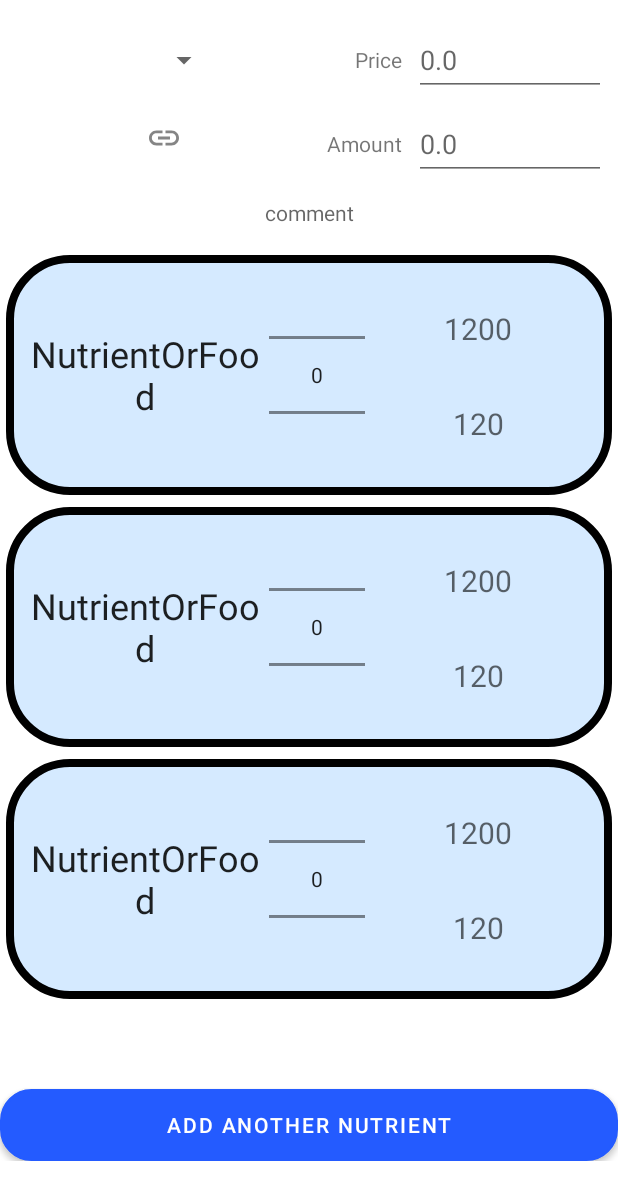
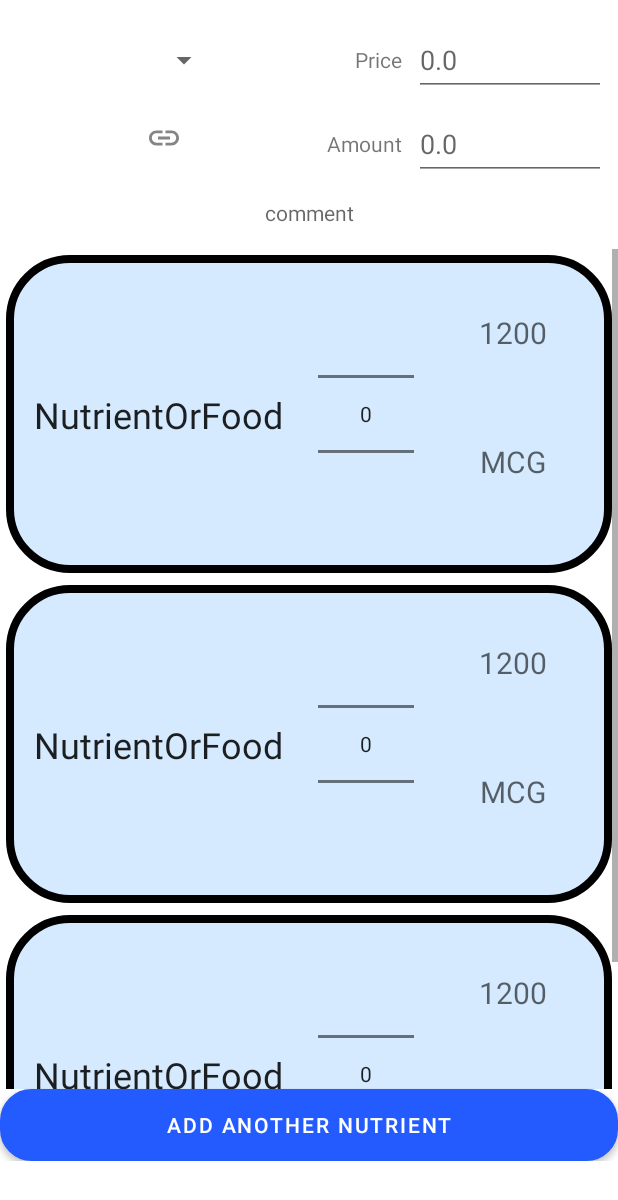
Before and after one commit to p4ulor/NutritionTrackerApp, an Android app: the layout fragment_edible_facts.xml on its own in the app's theme, with its tools: preview values and no code run, on a phone screen of 412 x 824 dp. Shown: the top 1200 px of the screen. Run offline under Robolectric (Android 15) with nearby library versions, the phone set to English and light mode, and no system bars.

```diff
--- a/NutritionTracker/app/src/main/java/paulor/nutritiontrackerkotlin/MainActivity.kt
+++ b/NutritionTracker/app/src/main/java/paulor/nutritiontrackerkotlin/MainActivity.kt
@@ -42,7 +42,7 @@ class MainActivity : AppCompatActivity() {
 
         val appBarConfiguration = AppBarConfiguration(
             setOf(
-                R.id.homeScreem, R.id.food_and_meals, R.id.tracklist
+                R.id.home_screem, R.id.food_and_meals, R.id.tracklist
             )
         )
         setupActionBarWithNavController(navController, appBarConfiguration)
--- a/NutritionTracker/app/src/main/java/paulor/nutritiontrackerkotlin/fragments/FoodsAndMealsFragment.kt
+++ b/NutritionTracker/app/src/main/java/paulor/nutritiontrackerkotlin/fragments/FoodsAndMealsFragment.kt
@@ -54,7 +54,7 @@ class FoodsAndMealsFragment : Fragment(), OnItemClickListener {
     override fun onItemPressed(food: Food, option: Int) {
         val bundle = Bundle()
         bundle.putString("food", mapper.toJson(food))
-        findNavController().navigate(R.id.action_food_and_meals_to_nutrition_facts, bundle)
+        findNavController().navigate(R.id.action_food_and_meals_to_edible_facts, bundle)
         navOptions {
             anim {
                 enter = android.R.animator.fade_in
--- a/NutritionTracker/app/src/main/java/paulor/nutritiontrackerkotlin/fragments/TrackListFragment.kt
+++ b/NutritionTracker/app/src/main/java/paulor/nutritiontrackerkotlin/fragments/TrackListFragment.kt
@@ -24,9 +24,6 @@ class TrackListFragment : Fragment() {
         layout = FragmentTracklistBinding.inflate(inflater, container, false)
         val root: View = layout.root
 
-        layout.addNewEdibleButton.setOnClickListener {
-
-        }
 
         return root
     }
--- a/NutritionTracker/app/src/main/java/paulor/nutritiontrackerkotlin/model/Compound.kt
+++ b/NutritionTracker/app/src/main/java/paulor/nutritiontrackerkotlin/model/Compound.kt
@@ -56,7 +56,7 @@ enum class Compound(val fullName: String, val group: Group, var dailyValue: Floa
     O6("Omega 6", Group.F, 420f, EdibleUnit.MG); //linoleic acid
 
     companion object {
-        val ammountOfCompounds = values().size
+        val size = values().size
         fun getCompound(string: String) : Compound? {
             values().forEach {
                 if(it.name==string) return it
--- a/NutritionTracker/app/src/main/res/layout/fragment_edible_facts.xml
+++ b/NutritionTracker/app/src/main/res/layout/fragment_edible_facts.xml
@@ -18,17 +18,6 @@
         app:layout_constraintStart_toStartOf="parent"
         app:layout_constraintTop_toBottomOf="@+id/commentText"
         tools:listitem="@layout/nutrient_tuple" />
-
-    <Button
-        android:id="@+id/addNutrientButton"
-        android:layout_width="match_parent"
-        android:layout_height="wrap_content"
-        android:background="@drawable/button_style"
-        android:text="Add another nutrient"
-        android:textColor="#FFFFFF"
-        app:layout_constraintBottom_toBottomOf="parent"
-        app:layout_constraintEnd_toEndOf="parent"
-        app:layout_constraintStart_toStartOf="parent" />
 
     <EditText
         android:id="@+id/amountNumber"
@@ -114,4 +103,16 @@
         app:layout_constraintStart_toStartOf="parent"
         app:layout_constraintTop_toBottomOf="@+id/unitSpinner" />
 
+    <Button
+        android:id="@+id/addNutrientButton"
+        android:layout_width="match_parent"
+        android:layout_height="wrap_content"
+        android:background="@drawable/button_style"
+        android:text="Add another nutrient"
+        android:textColor="#FFFFFF"
+        android:visibility="visible"
+        app:layout_constraintBottom_toBottomOf="parent"
+        app:layout_constraintEnd_toEndOf="parent"
+        app:layout_constraintStart_toStartOf="parent" />
+
 </androidx.constraintlayout.widget.ConstraintLayout>
--- a/NutritionTracker/app/src/main/res/layout/fragment_foods_and_meals.xml
+++ b/NutritionTracker/app/src/main/res/layout/fragment_foods_and_meals.xml
@@ -13,7 +13,6 @@
         android:layout_width="0dp"
         android:layout_height="0dp"
         android:scrollbars="vertical"
-        android:visibility="visible"
         app:layout_constraintBottom_toTopOf="@+id/addNewEdibleButton"
         app:layout_constraintEnd_toEndOf="parent"
         app:layout_constraintStart_toStartOf="parent"
--- a/NutritionTracker/app/src/main/res/layout/nutrient_tuple.xml
+++ b/NutritionTracker/app/src/main/res/layout/nutrient_tuple.xml
@@ -1,59 +1,68 @@
 <?xml version="1.0" encoding="utf-8"?>
-<LinearLayout xmlns:android="http://schemas.android.com/apk/res/android"
+<androidx.constraintlayout.widget.ConstraintLayout xmlns:android="http://schemas.android.com/apk/res/android"
     xmlns:app="http://schemas.android.com/apk/res-auto"
     xmlns:tools="http://schemas.android.com/tools"
     android:id="@+id/historyTupleView"
     android:layout_width="match_parent"
     android:layout_height="wrap_content"
     android:layout_margin="4dp"
-    android:orientation="horizontal"
+
+    android:background="@drawable/nutrient_tuple_style"
     android:paddingHorizontal="16dp"
-    android:paddingVertical="16dp"
-    android:background="@drawable/nutrient_tuple_style">
+    android:paddingVertical="16dp">
 
 
     <TextView
         android:id="@+id/name"
-        android:layout_width="159dp"
-        android:layout_height="match_parent"
+        android:layout_width="0dp"
+        android:layout_height="wrap_content"
+        android:layout_marginEnd="16dp"
         android:gravity="center"
         android:paddingEnd="5dp"
         android:textAppearance="@style/TextAppearance.AppCompat.Large"
         android:textSize="24sp"
+        app:layout_constraintBottom_toBottomOf="parent"
+        app:layout_constraintEnd_toStartOf="@+id/grams"
+        app:layout_constraintStart_toStartOf="parent"
+        app:layout_constraintTop_toTopOf="parent"
         tools:text="NutrientOrFood" />
 
     <NumberPicker
         android:id="@+id/grams"
-        android:layout_width="wrap_content"
-        android:layout_height="128dp"
-        android:scrollbarSize="1dp" />
-
-    <LinearLayout
-        android:layout_width="151dp"
-        android:layout_height="127dp"
-        android:layout_gravity="right"
-        android:orientation="vertical">
+        android:layout_width="0dp"
+        android:layout_height="wrap_content"
+        android:layout_marginEnd="16dp"
+        android:scrollbarSize="1dp"
+        app:layout_constraintBottom_toBottomOf="parent"
+        app:layout_constraintEnd_toStartOf="@+id/dailyValue"
+        app:layout_constraintTop_toTopOf="parent" />
 
     <TextView
         android:id="@+id/dailyValue"
-            android:layout_width="match_parent"
-            android:layout_height="66dp"
+        android:layout_width="0dp"
+        android:layout_height="55dp"
+        android:layout_marginTop="8dp"
         android:gravity="center"
         android:textAlignment="gravity"
         android:textAppearance="@style/TextAppearance.AppCompat.Medium"
         android:textSize="20sp"
+        app:layout_constraintEnd_toEndOf="parent"
+        app:layout_constraintStart_toStartOf="@+id/unit"
+        app:layout_constraintTop_toTopOf="parent"
         tools:text="1200" />
 
     <TextView
         android:id="@+id/unit"
-            android:layout_width="match_parent"
-            android:layout_height="match_parent"
+        android:layout_width="100dp"
+        android:layout_height="wrap_content"
         android:gravity="center"
         android:textAlignment="center"
         android:textAppearance="@style/TextAppearance.AppCompat.Medium"
         android:textSize="20sp"
-            tools:text="120" />
-    </LinearLayout>
+        app:layout_constraintBottom_toBottomOf="parent"
+        app:layout_constraintEnd_toEndOf="parent"
+        app:layout_constraintTop_toBottomOf="@+id/dailyValue"
+        tools:text="MCG" />
 
 
-</LinearLayout>
+</androidx.constraintlayout.widget.ConstraintLayout>
--- a/NutritionTracker/app/src/main/res/menu/bottom_nav_menu.xml
+++ b/NutritionTracker/app/src/main/res/menu/bottom_nav_menu.xml
@@ -2,7 +2,7 @@
 <menu xmlns:android="http://schemas.android.com/apk/res/android">
 
     <item
-        android:id="@+id/homeScreem"
+        android:id="@+id/home_screem"
         android:icon="@drawable/ic_baseline_calendar_today_24"
         android:title="Stats" />
     <item
```
Also changed, not shown: NutritionTracker/app/src/main/java/paulor/nutritiontrackerkotlin/fragments/EdibleFactsFragment.kt (+26 -8 lines), NutritionTracker/app/src/main/java/paulor/nutritiontrackerkotlin/views/NutritionFactsAdapter.kt (+18 -9 lines), NutritionTracker/app/src/main/res/layout/fragment_tracklist.xml (+1 -12 lines), NutritionTracker/app/src/main/res/navigation/mobile_navigation.xml (+4 -8 lines), 2 other files. Lines whose indentation alone changed are shown as unchanged.
